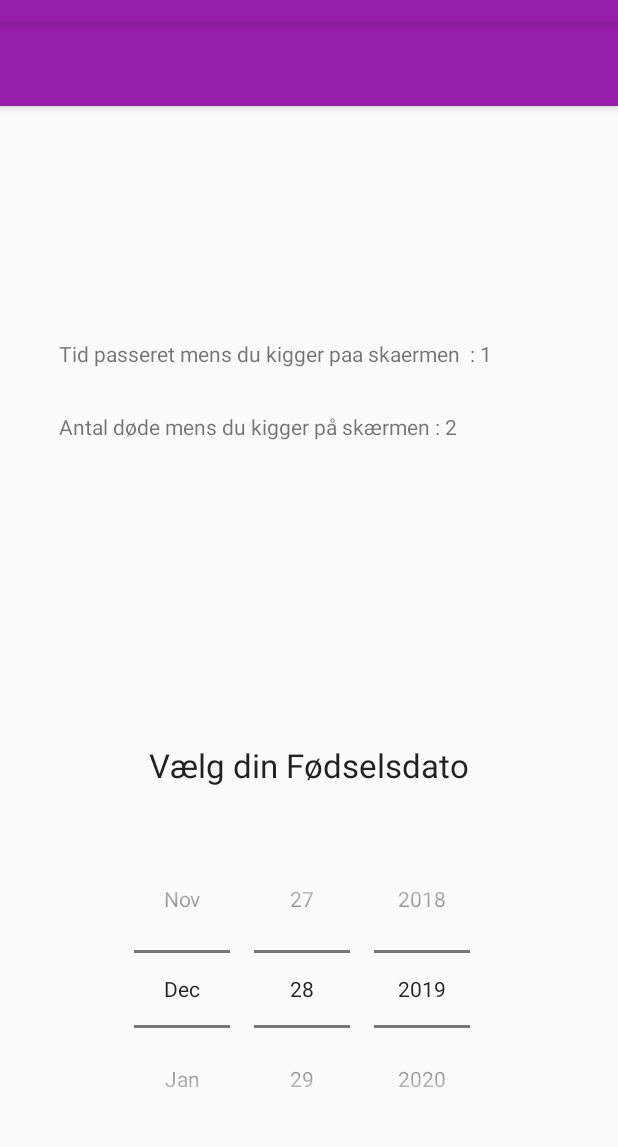
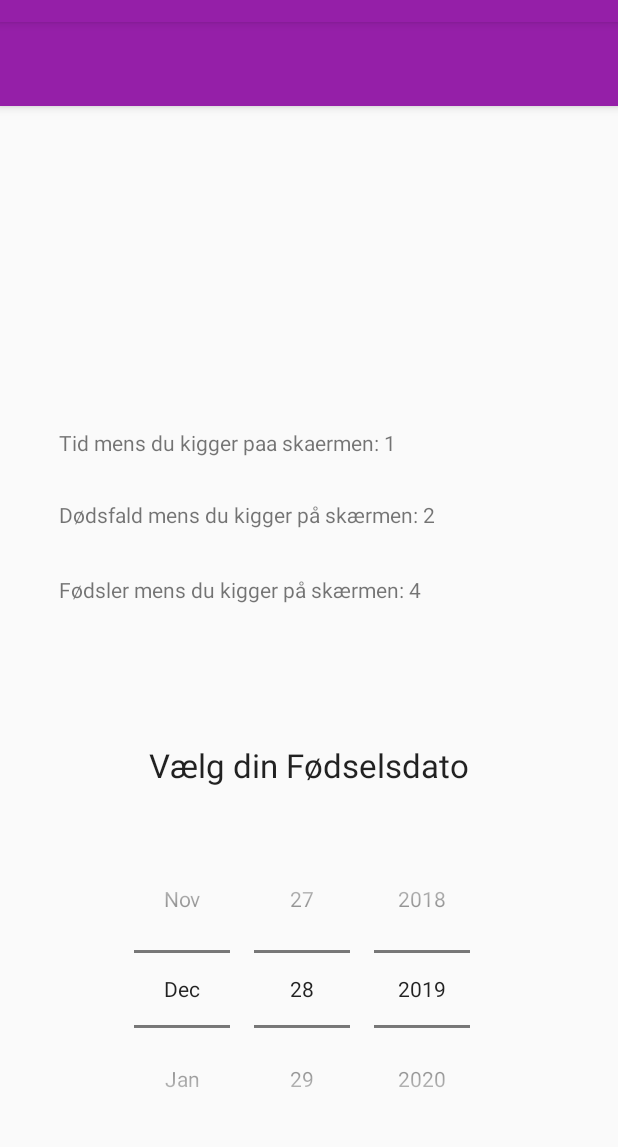
Before and after one commit to cocodedk/lifemeter, an Android app: the MainActivity screen opened directly, with no data from a screen before it, on a phone screen of 412 x 824 dp, the part 62-1209 px from its top. Run offline under Robolectric (Android 15) with nearby library versions, the phone set to English and light mode, and no system bars; 1 statement that could not run was skipped.

Commit message:
some more statistics were added

```diff
--- a/app/src/main/java/com/example/first/MainActivity.kt
+++ b/app/src/main/java/com/example/first/MainActivity.kt
@@ -32,11 +32,7 @@ class MainActivity : AppCompatActivity() {
 
         DatePickerDialog.setOnDateChangedListener{ view, year, monthOfYear, dayOfMonth ->
 
-            var handled = false
-
-            var date = Date()
-
-            val current = LocalDateTime.now();
+            val current = LocalDateTime.now()
             val today = current.dayOfMonth
             val month = current.monthValue
             val this_year = current.year
@@ -46,6 +42,7 @@ class MainActivity : AppCompatActivity() {
 
             setSecondsText("Du har levet for: $seconds Sekunder")
             setDaysText("Du har levet for: $days Dage")
+            setDeathSinceBirth("Døde siden du blev født: " + (seconds * 2) )
 
             if(this_year - year>= 15) {
                 val mSecounds = dateToEpoch(this_year, month, today) - dateToEpoch(year+15, monthOfYear+1, dayOfMonth)
@@ -69,7 +66,11 @@ class MainActivity : AppCompatActivity() {
     }
 
     fun setSecondsText(text: String) {
-        SecondsTextField.setText(text);
+        SecondsTextField.setText(text)
+    }
+
+    fun setDeathSinceBirth(text: String) {
+        DeathsSinceBirth.setText(text)
     }
 
     fun setDaysText(text: String) {
@@ -77,7 +78,7 @@ class MainActivity : AppCompatActivity() {
     }
 
     fun setSexText(text: String) {
-        SexText.setText(text);
+        SexText.setText(text)
     }
 
     fun setFootConsumptionText(text: String) {
@@ -85,13 +86,16 @@ class MainActivity : AppCompatActivity() {
     }
 
     fun setSecondsPassed(text: String) {
-        SecondsPassedText.setText(text);
+        SecondsPassedText.setText(text)
     }
 
     fun setDeathsSince(text: String) {
-        DeathsSinceText.setText(text);
+        DeathsSinceText.setText(text)
     }
 
+    fun setBirthsSince(text: String) {
+        BirtsSinceText.setText(text)
+    }
     @RequiresApi(Build.VERSION_CODES.O)
     fun dateToEpoch(year: Int, month: Int, day: Int): Long {
 
@@ -119,8 +123,10 @@ class MainActivity : AppCompatActivity() {
         }
 
         override fun onTick(millisUntilFinished: Long) {
-            setSecondsPassed("Tid passeret mens du kigger paa skaermen  : " +  (this.millisInFuture - millisUntilFinished) / 1000)
-            setDeathsSince("Antal døde mens du kigger på skærmen : " +  Math.round((this.millisInFuture - millisUntilFinished) * 1.8 / 1000) )
+            val timePassed = (this.millisInFuture - millisUntilFinished) / 1000
+            setSecondsPassed("Tid mens du kigger paa skaermen: " +  timePassed)
+            setDeathsSince("Dødsfald mens du kigger på skærmen: " +  Math.round(timePassed * 1.8) )
+            setBirthsSince("Fødsler mens du kigger på skærmen: " +  Math.round(timePassed * 4.0) )
         }
     }
 }
--- a/app/src/main/res/layout-v21/content_main.xml
+++ b/app/src/main/res/layout-v21/content_main.xml
@@ -40,6 +40,8 @@
         android:id="@+id/SexText"
         android:layout_width="333dp"
         android:layout_height="36dp"
+        android:autoText="false"
+        android:background="#00FA0303"
         app:layout_constraintBottom_toBottomOf="parent"
         app:layout_constraintEnd_toEndOf="parent"
         app:layout_constraintStart_toStartOf="parent"
@@ -85,7 +87,17 @@
         app:layout_constraintEnd_toEndOf="parent"
         app:layout_constraintStart_toStartOf="parent"
         app:layout_constraintTop_toTopOf="parent"
-        app:layout_constraintVertical_bias="0.23" />
+        app:layout_constraintVertical_bias="0.318" />
+
+    <TextView
+        android:id="@+id/BirtsSinceText"
+        android:layout_width="333dp"
+        android:layout_height="36dp"
+        app:layout_constraintBottom_toBottomOf="parent"
+        app:layout_constraintEnd_toEndOf="parent"
+        app:layout_constraintStart_toStartOf="parent"
+        app:layout_constraintTop_toTopOf="parent"
+        app:layout_constraintVertical_bias="0.463" />
 
     <TextView
         android:id="@+id/DeathsSinceText"
@@ -95,6 +107,16 @@
         app:layout_constraintEnd_toEndOf="parent"
         app:layout_constraintStart_toStartOf="parent"
         app:layout_constraintTop_toTopOf="parent"
-        app:layout_constraintVertical_bias="0.302" />
+        app:layout_constraintVertical_bias="0.389" />
+
+    <TextView
+        android:id="@+id/DeathsSinceBirth"
+        android:layout_width="332dp"
+        android:layout_height="43dp"
+        app:layout_constraintBottom_toBottomOf="@+id/DatePickerDialog"
+        app:layout_constraintEnd_toEndOf="parent"
+        app:layout_constraintStart_toStartOf="parent"
+        app:layout_constraintTop_toTopOf="@+id/DaysTextView"
+        app:layout_constraintVertical_bias="0.233" />
 
 </androidx.constraintlayout.widget.ConstraintLayout>
--- a/app/src/main/res/layout/content_main.xml
+++ b/app/src/main/res/layout/content_main.xml
@@ -40,6 +40,8 @@
         android:id="@+id/SexText"
         android:layout_width="333dp"
         android:layout_height="36dp"
+        android:autoText="false"
+        android:background="#00FA0303"
         app:layout_constraintBottom_toBottomOf="parent"
         app:layout_constraintEnd_toEndOf="parent"
         app:layout_constraintStart_toStartOf="parent"
@@ -85,7 +87,17 @@
         app:layout_constraintEnd_toEndOf="parent"
         app:layout_constraintStart_toStartOf="parent"
         app:layout_constraintTop_toTopOf="parent"
-        app:layout_constraintVertical_bias="0.23" />
+        app:layout_constraintVertical_bias="0.318" />
+
+    <TextView
+        android:id="@+id/BirtsSinceText"
+        android:layout_width="333dp"
+        android:layout_height="36dp"
+        app:layout_constraintBottom_toBottomOf="parent"
+        app:layout_constraintEnd_toEndOf="parent"
+        app:layout_constraintStart_toStartOf="parent"
+        app:layout_constraintTop_toTopOf="parent"
+        app:layout_constraintVertical_bias="0.463" />
 
     <TextView
         android:id="@+id/DeathsSinceText"
@@ -95,6 +107,16 @@
         app:layout_constraintEnd_toEndOf="parent"
         app:layout_constraintStart_toStartOf="parent"
         app:layout_constraintTop_toTopOf="parent"
-        app:layout_constraintVertical_bias="0.302" />
+        app:layout_constraintVertical_bias="0.389" />
+
+    <TextView
+        android:id="@+id/DeathsSinceBirth"
+        android:layout_width="332dp"
+        android:layout_height="43dp"
+        app:layout_constraintBottom_toBottomOf="@+id/DatePickerDialog"
+        app:layout_constraintEnd_toEndOf="parent"
+        app:layout_constraintStart_toStartOf="parent"
+        app:layout_constraintTop_toTopOf="@+id/DaysTextView"
+        app:layout_constraintVertical_bias="0.233" />
 
 </androidx.constraintlayout.widget.ConstraintLayout>
```
Also changed, not shown: 1 other file.
